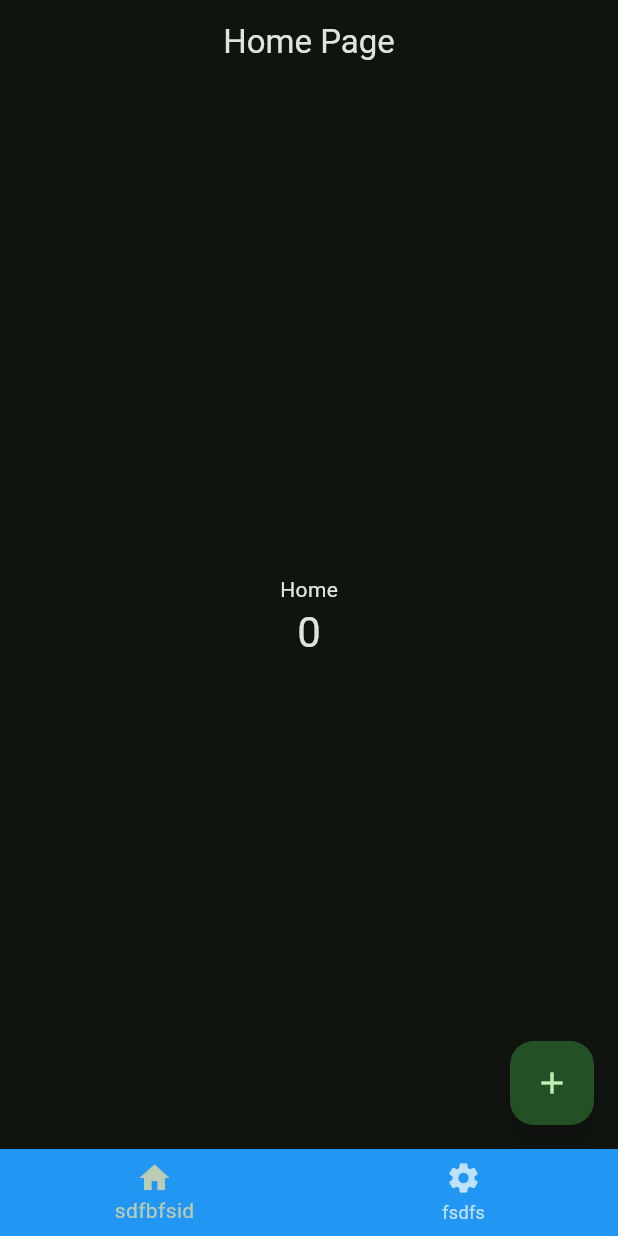
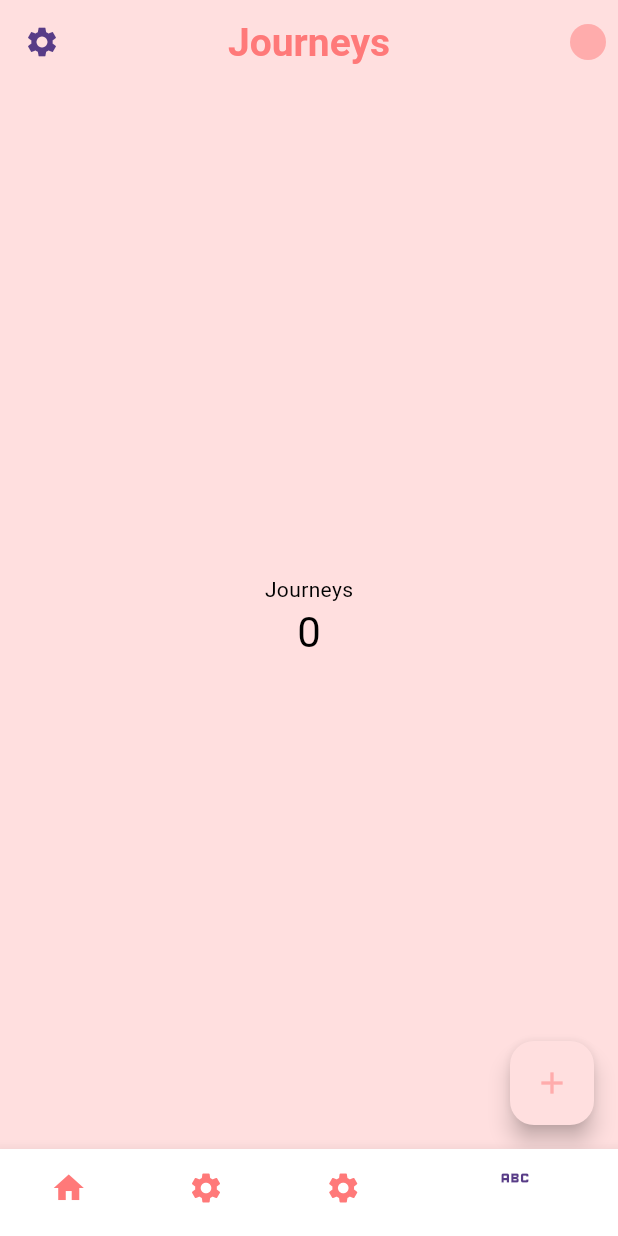
Before and after one commit to theglassofwater/flutter_mobile_app, a Flutter app: the screen it shows after launch, on a phone screen of 412 x 824 dp. Run offline on Flutter 3.47's test engine with Material 3 defaults, Android fonts, the phone set to English and light mode, and no system bars; Roboto replaces fonts that are missing (Aptos Bold).

Commit message:
added alot

```diff
--- a/lib/main.dart
+++ b/lib/main.dart
@@ -1,8 +1,16 @@
 import 'package:flutter/material.dart';
+import 'package:flutter_mobile_app/styles/themes.dart';
+import 'package:flutter_mobile_app/utils/theme_manager.dart';
 import 'package:flutter_mobile_app/widgets/bottom_navbar.dart';
+import 'package:provider/provider.dart';
 
 void main() {
-  runApp(const MyApp());
+  runApp(
+    ChangeNotifierProvider(
+      create: (context) => ThemeProvider(),
+      child: const MyApp(),
+    ),
+  );
 }
 
 class MyApp extends StatelessWidget {
@@ -14,13 +22,9 @@ class MyApp extends StatelessWidget {
     return MaterialApp(
       debugShowCheckedModeBanner: false,
       title: 'Flutter Demo',
-      theme: ThemeData(
-        colorScheme: ColorScheme.fromSeed(
-          seedColor: Colors.green,
-          brightness: Brightness.dark,
-        ),
-      ),
-      home: BottomNavBar(),
+
+      home: const BottomNavBar(),
+      theme: Provider.of<ThemeProvider>(context).themeData,
     );
   }
 }
--- a/lib/screens/journeys.dart
+++ b/lib/screens/journeys.dart
@@ -0,0 +1,80 @@
+import 'package:flutter/material.dart';
+import 'package:flutter_mobile_app/utils/theme_manager.dart';
+import 'package:provider/provider.dart';
+
+class Journeys extends StatelessWidget {
+  const Journeys({Key? key}) : super(key: key);
+
+  // This widget is the root of your application.
+  @override
+  Widget build(BuildContext context) {
+    return JourneysPage(title: 'Journeys');
+  }
+}
+
+class JourneysPage extends StatefulWidget {
+  const JourneysPage({super.key, required this.title});
+  final String title;
+
+  @override
+  State<JourneysPage> createState() => _JourneysPageState();
+}
+
+class _JourneysPageState extends State<JourneysPage> {
+  int _counter = 0;
+  bool _isdark = false;
+
+  void _incrementCounter(int num) {
+    setState(() {
+      _counter += num;
+    });
+  }
+
+  void darkModeSwitch(bool isdark) {
+    setState(() {
+      _isdark = !isdark;
+    });
+  }
+
+  @override
+  Widget build(BuildContext context) {
+    return Scaffold(
+      appBar: AppBar(
+        // backgroundColor: Theme.of(context).colorScheme.inversePrimary,
+        title: Text(widget.title),
+        centerTitle: true,
+        leading: Icon(Icons.settings),
+
+        actions: [
+          Switch(
+            value: _isdark == false,
+            onChanged: (tap) {
+              darkModeSwitch(tap);
+              Provider.of<ThemeProvider>(context, listen: false).toggleTheme();
+            },
+          ),
+        ],
+      ),
+
+      body: Center(
+        child: Column(
+          mainAxisAlignment: MainAxisAlignment.center,
+          children: <Widget>[
+            const Text('Journeys'),
+            Text(
+              '$_counter',
+              style: Theme.of(context).textTheme.headlineMedium,
+            ),
+          ],
+        ),
+      ),
+
+      floatingActionButton: FloatingActionButton(
+        onPressed: () {
+          _incrementCounter(1);
+        },
+        child: const Icon(Icons.add),
+      ), // This trailing comma makes auto-formatting nicer for build methods.
+    );
+  }
+}
--- /dev/null
+++ b/lib/styles/colors.dart
@@ -0,0 +1,9 @@
+import 'package:flutter/material.dart';
+
+class MyColors {
+  static const pink = Color(0xFFFFACAC);
+  static const lightPink = Color(0xFFFFDFDF);
+  static const darkPink = Color(0xFFFF7979);
+  static const darkPurple = Color(0xff583c87);
+  static const lightPurple = Color(0xff6f4caa);
+}
--- /dev/null
+++ b/lib/styles/themes.dart
@@ -0,0 +1,35 @@
+import 'package:flutter/material.dart';
+import 'colors.dart';
+
+class AppTheme {
+  AppTheme._();
+
+  static final ThemeData lightTheme = ThemeData(
+    brightness: Brightness.light,
+    appBarTheme: AppBarTheme(
+      titleTextStyle: TextStyle(
+        color: MyColors.darkPink,
+        fontFamily: "Aptos Bold",
+        fontWeight: FontWeight.bold,
+        fontSize: 26,
+      ),
+      color: MyColors.lightPink,
+      iconTheme: IconThemeData(color: MyColors.darkPurple),
+    ),
+    colorScheme: ColorScheme.light(
+      primary: MyColors.lightPink,
+      // primaryVariant: _lightPrimaryVariantColor,
+      secondary: MyColors.darkPurple,
+      onPrimary: MyColors.pink,
+    ),
+    iconTheme: IconThemeData(color: MyColors.darkPurple),
+    scaffoldBackgroundColor: MyColors.lightPink,
+    bottomNavigationBarTheme: BottomNavigationBarThemeData(
+      backgroundColor: MyColors.lightPink,
+      selectedIconTheme: IconThemeData(color: MyColors.darkPurple),
+      unselectedIconTheme: IconThemeData(color: MyColors.darkPink),
+    ),
+  );
+
+  static final ThemeData darkTheme = ThemeData(brightness: Brightness.dark);
+}
--- /dev/null
+++ b/lib/utils/theme_manager.dart
@@ -0,0 +1,24 @@
+import 'package:flutter/material.dart';
+import 'package:flutter/cupertino.dart';
+import 'package:flutter_mobile_app/styles/themes.dart';
+import 'package:provider/provider.dart';
+
+class ThemeProvider with ChangeNotifier {
+  ThemeData _themeData = AppTheme.lightTheme;
+
+  ThemeData get themeData => _themeData;
+
+  set themeData(ThemeData themeData) {
+    _themeData = themeData;
+    notifyListeners();
+  }
+
+  void toggleTheme() {
+    if (_themeData == AppTheme.darkTheme) {
+      _themeData = AppTheme.lightTheme;
+    } else {
+      _themeData = AppTheme.darkTheme;
+    }
+    notifyListeners();
+  }
+}
--- a/lib/widgets/bottom_navbar.dart
+++ b/lib/widgets/bottom_navbar.dart
@@ -1,18 +1,24 @@
 import 'package:flutter/material.dart';
 import 'package:flutter_mobile_app/screens/home.dart';
+import 'package:flutter_mobile_app/screens/journeys.dart';
 import 'package:flutter_mobile_app/screens/settings.dart';
 
 class BottomNavBar extends StatefulWidget {
-  const BottomNavBar({Key? key}) : super(key: key);
+  const BottomNavBar({Key? key});
 
   @override
   State<BottomNavBar> createState() => _BottomNavBarState();
 }
 
 class _BottomNavBarState extends State<BottomNavBar> {
-  int _selectedIndex = 0;
+  int _selectedIndex = 3;
 
-  static List<Widget> _widgetOptions = <Widget>[Home(), Settings()];
+  static final List<Widget> _widgetOptions = <Widget>[
+    Home(),
+    Settings(),
+    Settings(),
+    Journeys(),
+  ];
 
   void _onTap(int index) {
     setState(() {
@@ -25,11 +31,28 @@ class _BottomNavBarState extends State<BottomNavBar> {
     return Scaffold(
       body: Center(child: _widgetOptions.elementAt(_selectedIndex)),
       bottomNavigationBar: BottomNavigationBar(
-        backgroundColor: Colors.blue,
-        elevation: 10,
+        // elevation: 10,
         items: const [
-          BottomNavigationBarItem(icon: Icon(Icons.home), label: "sdfbfsid"),
-          BottomNavigationBarItem(icon: Icon(Icons.settings), label: "fsdfs"),
+          BottomNavigationBarItem(
+            icon: Icon(Icons.home),
+            label: "sdfbfsid",
+            // backgroundColor: Color.fromRGBO(0, 98, 255, 1),
+          ),
+          BottomNavigationBarItem(
+            icon: Icon(Icons.settings),
+            label: "fsdfs",
+            // backgroundColor: Color.fromRGBO(0, 98, 255, 1),
+          ),
+          BottomNavigationBarItem(
+            icon: Icon(Icons.settings),
+            label: "fsdfs",
+            // backgroundColor: Color.fromRGBO(0, 98, 255, 1),
+          ),
+          BottomNavigationBarItem(
+            icon: Icon(Icons.abc),
+            label: "Journeys",
+            // backgroundColor: Color.fromRGBO(0, 98, 255, 1),
+          ),
         ],
         currentIndex: _selectedIndex,
         onTap: _onTap,
--- a/pubspec.yaml
+++ b/pubspec.yaml
@@ -34,6 +34,7 @@ dependencies:
   # The following adds the Cupertino Icons font to your application.
   # Use with the CupertinoIcons class for iOS style icons.
   cupertino_icons: ^1.0.8
+  provider:
 
 dev_dependencies:
   flutter_test:
```
Also changed, not shown: lib/styles/styles.dart (added), pubspec.lock, 1 other file.
